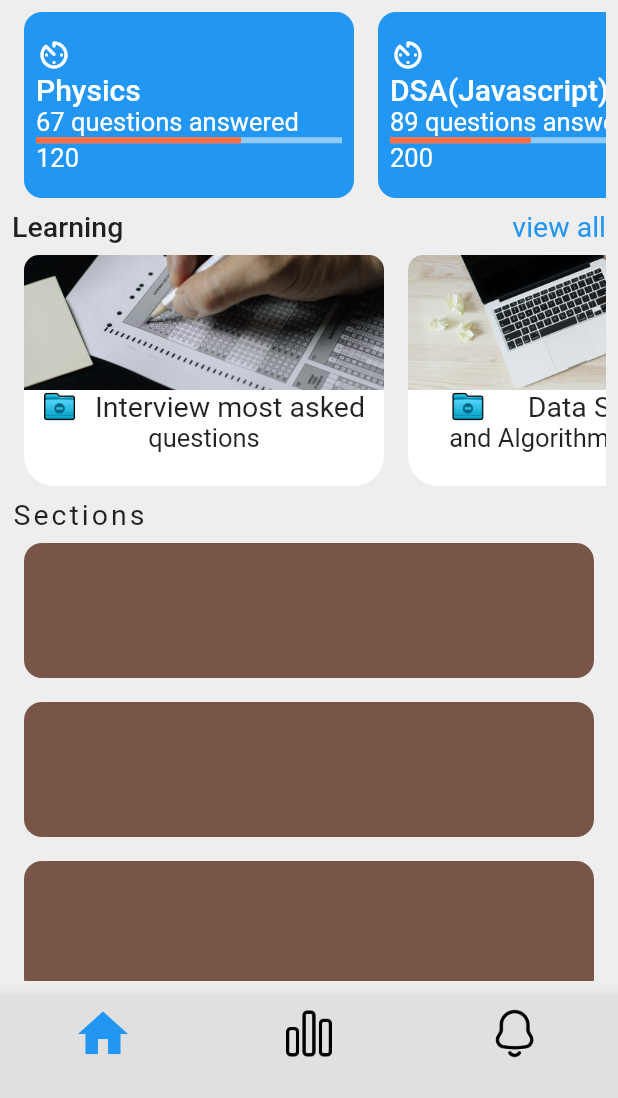
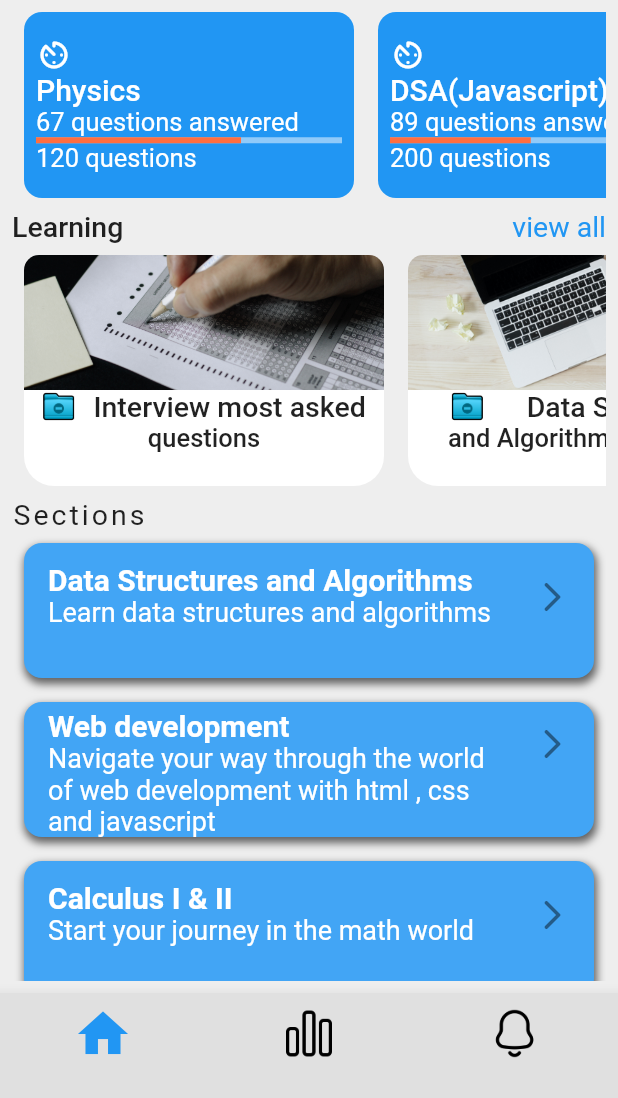
Before and after one commit to Adomakojohn/quizapp, a Flutter app: the screen it shows after launch, scrolled down 225 dp, on a phone screen of 412 x 824 dp, the part 138-1236 px from its top. Run offline on Flutter 3.47's test engine with Material 2 defaults, Android fonts, the phone set to English and light mode, and no system bars; drawn by our look-alikes of percent_indicator.

Commit message:
completed homepage

```diff
--- a/lib/models/learning_model.dart
+++ b/lib/models/learning_model.dart
@@ -46,10 +46,10 @@ class _LearningModelState extends State<LearningModel> {
                     height: 22,
                     width: 22,
                   ),
-                  Text(widget.learningText , style:const  TextStyle(fontSize: 19),),
+                  Text(widget.learningText , style:const  TextStyle(fontSize: 19 , fontWeight: FontWeight.w500,),),
                 ],
               ),
-              Text(widget.learningTextTwo , style:const  TextStyle(fontSize: 17),),
+              Text(widget.learningTextTwo , style:const  TextStyle(fontSize: 17 , fontWeight: FontWeight.w500),),
             ],
           )),
     );
--- /dev/null
+++ b/lib/models/sections_model.dart
@@ -0,0 +1,45 @@
+import 'package:flutter/material.dart';
+
+class SectionsModel extends StatefulWidget {
+  final String title;
+  final String subtitle;
+  const SectionsModel({super.key , required this.title , required this.subtitle});
+
+  @override
+  State<SectionsModel> createState() => _SectionsModelState();
+}
+
+class _SectionsModelState extends State<SectionsModel> {
+  @override
+  Widget build(BuildContext context) {
+    return Padding(
+      padding: const EdgeInsets.all(8.0),
+      child: Container(
+        width: 300,
+        height: 90,
+        decoration: BoxDecoration(
+          boxShadow:  [
+            BoxShadow( offset: const Offset(1.0, 3.0) , blurRadius: 4 ,spreadRadius: 1 , color: Colors.grey.shade700),
+          ],
+          color: Colors.blue.shade400,
+          borderRadius: const BorderRadius.all(Radius.circular(12)),
+        ),
+        child: ListTile(
+          title: Text(
+            widget.title,
+            style: const TextStyle(
+              fontSize: 20,
+              fontWeight: FontWeight.w600,
+              color: Colors.white,
+            ),
+          ),
+          subtitle: Text(
+              widget.subtitle,
+          ),
+          trailing: const Icon(Icons.arrow_forward_ios_rounded),
+          subtitleTextStyle:const TextStyle(fontSize: 18 ,),
+        ),
+      ),
+    );
+  }
+}
--- a/lib/screens/home_screen.dart
+++ b/lib/screens/home_screen.dart
@@ -1,6 +1,7 @@
 import 'package:flutter/material.dart';
 import 'package:percent_indicator/circular_percent_indicator.dart';
 import 'package:quizapp/models/learning_model.dart';
+import 'package:quizapp/models/sections_model.dart';
 import 'package:quizapp/models/your_quiz_model.dart';
 
 class HomePage extends StatefulWidget {
@@ -18,9 +19,14 @@ class _HomePageState extends State<HomePage> {
   ];
 
   final List <YourQuizModel> yourQuizModel=[
-    const YourQuizModel(subjectName: "Physics", answeredQuestion: "67 questions answered", questions:"120", progressValue: 0.67),
-    const YourQuizModel(subjectName: "DSA(Javascript)", answeredQuestion: "89 questions answered", questions:"200", progressValue: 0.46),
-    const YourQuizModel(subjectName: "Calculus 2", answeredQuestion: "67 questions answered", questions:"120", progressValue: 0.67),
+    const YourQuizModel(subjectName: "Physics", answeredQuestion: "67 questions answered", questions:"120 questions", progressValue: 0.67),
+    const YourQuizModel(subjectName: "DSA(Javascript)", answeredQuestion: "89 questions answered", questions:"200 questions", progressValue: 0.46),
+    const YourQuizModel(subjectName: "Calculus 2", answeredQuestion: "67 questions answered", questions:"120 questions", progressValue: 0.67),
+  ];
+  final List<SectionsModel> sectionsModel =[
+    const SectionsModel(title: "Data Structures and Algorithms", subtitle:"Learn data structures and algorithms"),
+     const SectionsModel(title: "Web development", subtitle:"Navigate your way through the world of web development with html , css and javascript"),
+      const SectionsModel(title: "Calculus I & II", subtitle:"Start your journey in the math world"),
   ];
   @override
   Widget build(BuildContext context) {
@@ -204,33 +210,11 @@ class _HomePageState extends State<HomePage> {
                 ),
                 const Text("Sections" , style: TextStyle(fontSize: 19, letterSpacing: 2),),
                SizedBox(height: 300, width: double.infinity,
-                 child: ListView(
-                  children: [
-                    Padding(
-                      padding: const EdgeInsets.all(8.0),
-                      child: Container(
-                        width: 300, height: 90,
-                        decoration: const BoxDecoration(color: Colors.brown,
-                          borderRadius: BorderRadius.all(Radius.circular(12)),),
-                      ),
-                    ),
-                     Padding(
-                      padding: const EdgeInsets.all(8.0),
-                      child: Container(
-                        width: 300, height: 90,
-                        decoration: const BoxDecoration(color: Colors.brown,
-                          borderRadius: BorderRadius.all(Radius.circular(12)),),
-                      ),
-                    ),
-                    Padding(
-                      padding: const EdgeInsets.all(8.0),
-                      child: Container(
-                        width: 300, height: 90,
-                        decoration: const BoxDecoration(color: Colors.brown,
-                          borderRadius: BorderRadius.all(Radius.circular(12)),),
-                      ),
-                    ),
-                  ],
+                 child: ListView.builder( physics: const BouncingScrollPhysics(),
+                  itemCount: 3,
+                  itemBuilder :(context, index) {
+                    return SectionsModel(title:sectionsModel[index].title, subtitle:sectionsModel[index].subtitle);
+                  },
                  ),
                )
               ],
```
